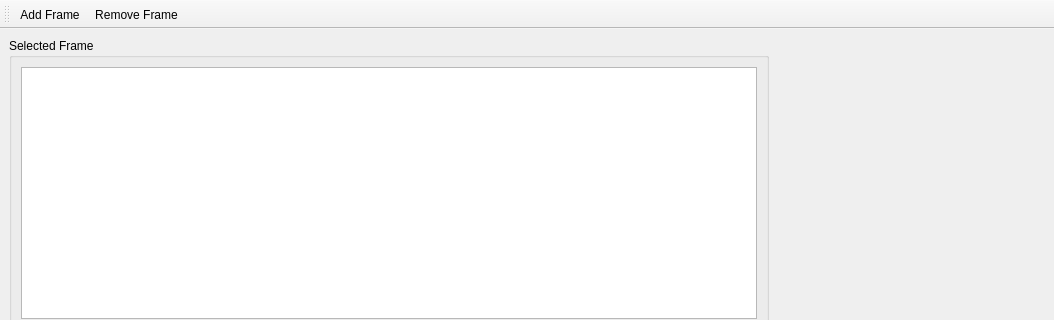
Above: viz/mainwindow.ui from envire/envire-envire_core before the change; both pictures show x 0 to 1054 and y 0 to 320 of the 1054 by 659 pixel window. Below: the same form after it.
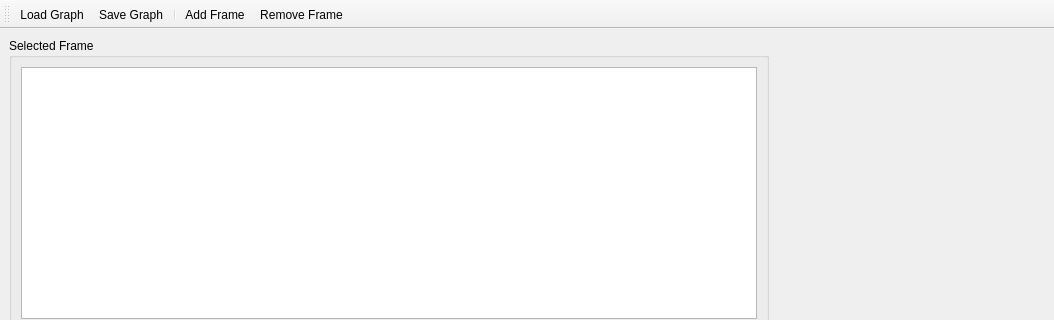
That is the form after the change. Custom widgets are drawn as their Qt base class.

Diff of the .ui file:
```diff
--- a/viz/mainwindow.ui
+++ b/viz/mainwindow.ui
@@ -71,6 +71,9 @@
    <attribute name="toolBarBreak">
     <bool>false</bool>
    </attribute>
+   <addaction name="actionLoad_Graph"/>
+   <addaction name="actionSave_Graph"/>
+   <addaction name="separator"/>
    <addaction name="actionAdd_Frame"/>
    <addaction name="actionRemove_Frame"/>
   </widget>
@@ -90,6 +93,16 @@
     <string>Remove the selected frame</string>
    </property>
   </action>
+  <action name="actionLoad_Graph">
+   <property name="text">
+    <string>Load Graph</string>
+   </property>
+  </action>
+  <action name="actionSave_Graph">
+   <property name="text">
+    <string>Save Graph</string>
+   </property>
+  </action>
  </widget>
  <customwidgets>
   <customwidget>
```
Left out of the diff: 2 changed lines with no effect on the pictures.
